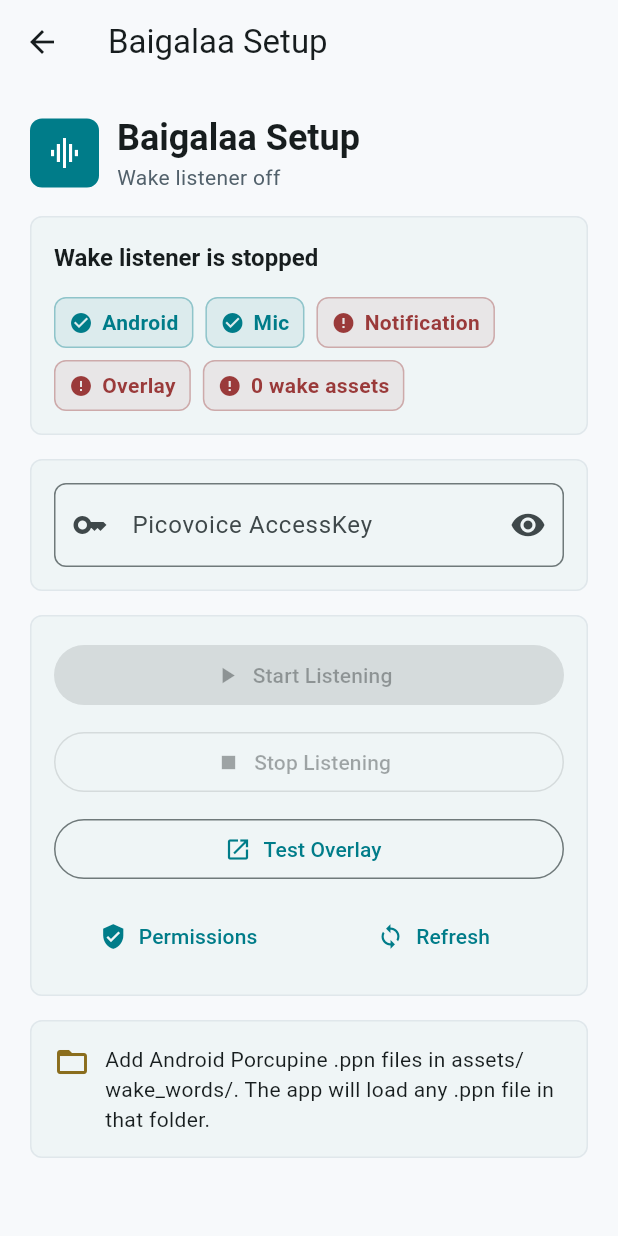
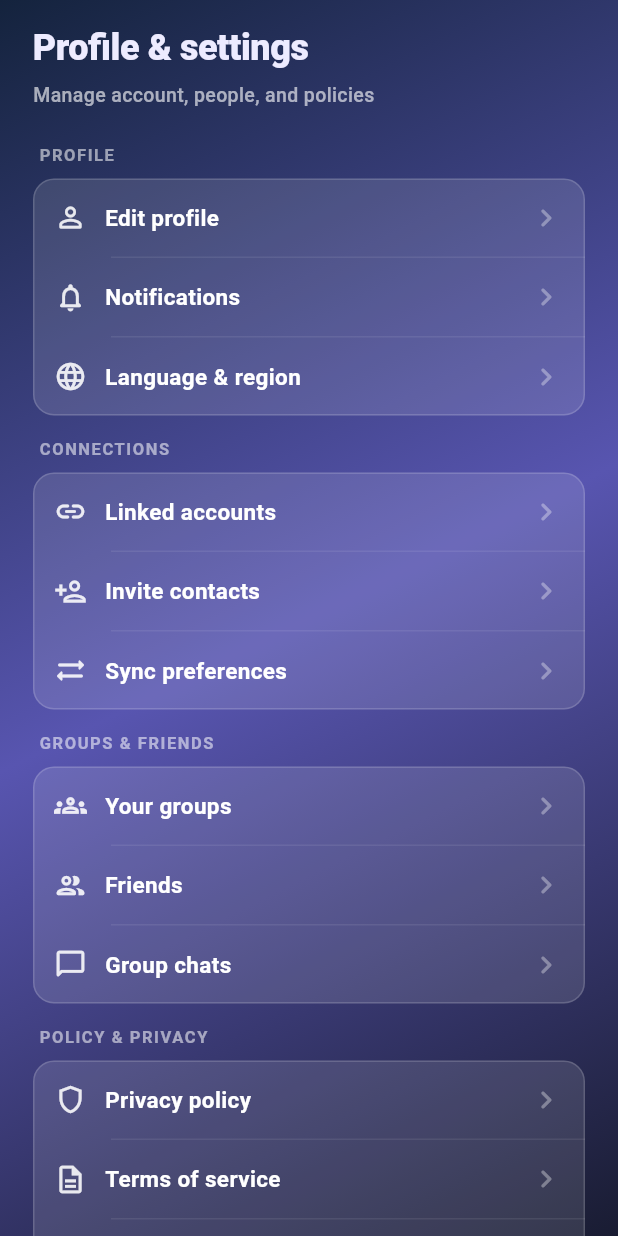
Before and after one commit to Dorjnyam/minimax, a Flutter app: the BaigalaaShell screen opened directly, swiped to page 2, on a phone screen of 412 x 824 dp. Run offline on Flutter 3.47's test engine with Material 3 defaults, Android fonts, the phone set to English and light mode, and no system bars; our stand-ins replace audioplayers, equatable, flutter_bloc, flutter_secure_storage, flutter_tts, geolocator and 3 more; missing offline and left inert: flutter_foreground_task, flutter_overlay_window, porcupine_flutter, record; accounts and stored records are empty.

Commit message:
sevent push

```diff
--- a/lib/app/baigalaa_shell.dart
+++ b/lib/app/baigalaa_shell.dart
@@ -12,6 +12,7 @@
 import '../features/chat/data/chat_voice_socket_service.dart';
 import '../features/labs/presentation/labs_page.dart';
 import '../features/setup/presentation/baigalaa_setup_page.dart';
+import '../features/profile/presentation/baigalaa_profile_page.dart';
 import '../features/transit/bloc/transit_cubit.dart';
 import '../features/transit/data/transit_repository.dart';
 import '../features/transit/presentation/transit_page.dart';
@@ -37,6 +38,7 @@
             ),
             child: const AssistantPage(),
           ),
+          const BaigalaaProfilePage(),
           const Scaffold(appBar: _SetupAppBar(), body: BaigalaaSetupPage()),
           Scaffold(
             appBar: const _LabsAppBar(),
--- /dev/null
+++ b/lib/features/profile/presentation/baigalaa_profile_page.dart
@@ -0,0 +1,197 @@
+import 'package:flutter/material.dart';
+
+/// Hub for profile, social, and policy — same gradient shell as [AssistantPage].
+/// Placeholder rows until backend wiring; visuals can be swapped later.
+class BaigalaaProfilePage extends StatelessWidget {
+  const BaigalaaProfilePage({super.key});
+
+  static const BoxDecoration _shellGradient = BoxDecoration(
+    gradient: LinearGradient(
+      begin: Alignment.topLeft,
+      end: Alignment.bottomRight,
+      colors: [Color(0xFF14233D), Color(0xFF5855B0), Color(0xFF191C32)],
+    ),
+  );
+
+  @override
+  Widget build(BuildContext context) {
+    return DecoratedBox(
+      decoration: _shellGradient,
+      child: Material(
+        color: Colors.transparent,
+        child: SafeArea(
+          child: ListView(
+            padding: const EdgeInsets.fromLTRB(22, 16, 22, 28),
+            children: [
+              Text(
+                'Profile & settings',
+                style: Theme.of(context).textTheme.headlineSmall?.copyWith(
+                      color: const Color(0xFFEDEBFF),
+                      fontWeight: FontWeight.w800,
+                      letterSpacing: -0.3,
+                    ),
+              ),
+              const SizedBox(height: 6),
+              Text(
+                'Manage account, people, and policies',
+                style: TextStyle(
+                  color: Colors.white.withValues(alpha: 0.62),
+                  fontSize: 13,
+                  fontWeight: FontWeight.w500,
+                ),
+              ),
+              const SizedBox(height: 22),
+              _SectionCard(
+                title: 'Profile',
+                children: [
+                  _tile(context, Icons.person_outline_rounded, 'Edit profile'),
+                  _tile(context, Icons.notifications_none_rounded, 'Notifications'),
+                  _tile(context, Icons.language_rounded, 'Language & region'),
+                ],
+              ),
+              const SizedBox(height: 14),
+              _SectionCard(
+                title: 'Connections',
+                children: [
+                  _tile(context, Icons.link_rounded, 'Linked accounts'),
+                  _tile(context, Icons.person_add_outlined, 'Invite contacts'),
+                  _tile(context, Icons.sync_alt_rounded, 'Sync preferences'),
+                ],
+              ),
+              const SizedBox(height: 14),
+              _SectionCard(
+                title: 'Groups & friends',
+                children: [
+                  _tile(context, Icons.groups_outlined, 'Your groups'),
+                  _tile(context, Icons.people_outline_rounded, 'Friends'),
+                  _tile(context, Icons.chat_bubble_outline_rounded, 'Group chats'),
+                ],
+              ),
+              const SizedBox(height: 14),
+              _SectionCard(
+                title: 'Policy & privacy',
+                children: [
+                  _tile(context, Icons.shield_outlined, 'Privacy policy'),
+                  _tile(context, Icons.description_outlined, 'Terms of service'),
+                  _tile(context, Icons.cookie_outlined, 'Cookies & data'),
+                ],
+              ),
+            ],
+          ),
+        ),
+      ),
+    );
+  }
+
+  Widget _tile(BuildContext context, IconData icon, String label) {
+    return _ProfileTile(icon: icon, label: label, onTap: () {});
+  }
+}
+
+class _SectionCard extends StatelessWidget {
+  const _SectionCard({
+    required this.title,
+    required this.children,
+  });
+
+  final String title;
+  final List<Widget> children;
+
+  @override
+  Widget build(BuildContext context) {
+    return Column(
+      crossAxisAlignment: CrossAxisAlignment.stretch,
+      children: [
+        Padding(
+          padding: const EdgeInsets.only(left: 4, bottom: 8),
+          child: Text(
+            title.toUpperCase(),
+            style: TextStyle(
+              color: Colors.white.withValues(alpha: 0.55),
+              fontSize: 11,
+              fontWeight: FontWeight.w700,
+              letterSpacing: 1.05,
+            ),
+          ),
+        ),
+        DecoratedBox(
+          decoration: BoxDecoration(
+            color: Colors.white.withValues(alpha: 0.12),
+            borderRadius: BorderRadius.circular(14),
+            border: Border.all(color: Colors.white.withValues(alpha: 0.16)),
+          ),
+          child: Column(
+            crossAxisAlignment: CrossAxisAlignment.stretch,
+            children: _withDividers(children),
+          ),
+        ),
+      ],
+    );
+  }
+
+  List<Widget> _withDividers(List<Widget> tiles) {
+    final out = <Widget>[];
+    for (var i = 0; i < tiles.length; i++) {
+      out.add(tiles[i]);
+      if (i < tiles.length - 1) {
+        out.add(
+          Divider(
+            height: 1,
+            thickness: 1,
+            indent: 52,
+            color: Colors.white.withValues(alpha: 0.08),
+          ),
+        );
+      }
+    }
+    return out;
+  }
+}
+
+class _ProfileTile extends StatelessWidget {
+  const _ProfileTile({
+    required this.icon,
+    required this.label,
+    required this.onTap,
+  });
+
+  final IconData icon;
+  final String label;
+  final VoidCallback onTap;
+
+  @override
+  Widget build(BuildContext context) {
+    return Material(
+      color: Colors.transparent,
+      child: InkWell(
+        onTap: onTap,
+        borderRadius: BorderRadius.circular(14),
+        splashColor: Colors.white.withValues(alpha: 0.08),
+        highlightColor: Colors.white.withValues(alpha: 0.04),
+        child: Padding(
+          padding: const EdgeInsets.symmetric(horizontal: 14, vertical: 14),
+          child: Row(
+            children: [
+              Icon(icon, color: Colors.white.withValues(alpha: 0.88), size: 22),
+              const SizedBox(width: 12),
+              Expanded(
+                child: Text(
+                  label,
+                  style: const TextStyle(
+                    color: Colors.white,
+                    fontWeight: FontWeight.w600,
+                    fontSize: 15,
+                  ),
+                ),
+              ),
+              Icon(
+                Icons.chevron_right_rounded,
+                color: Colors.white.withValues(alpha: 0.35),
+              ),
+            ],
+          ),
+        ),
+      ),
+    );
+  }
+}
```
Also changed, not shown: 1 other file.
